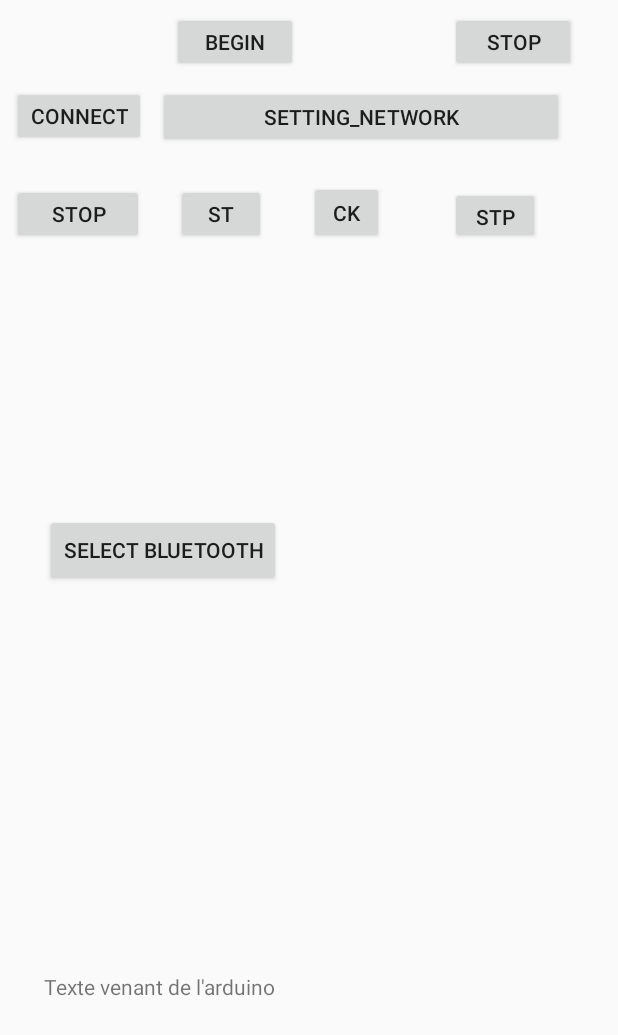
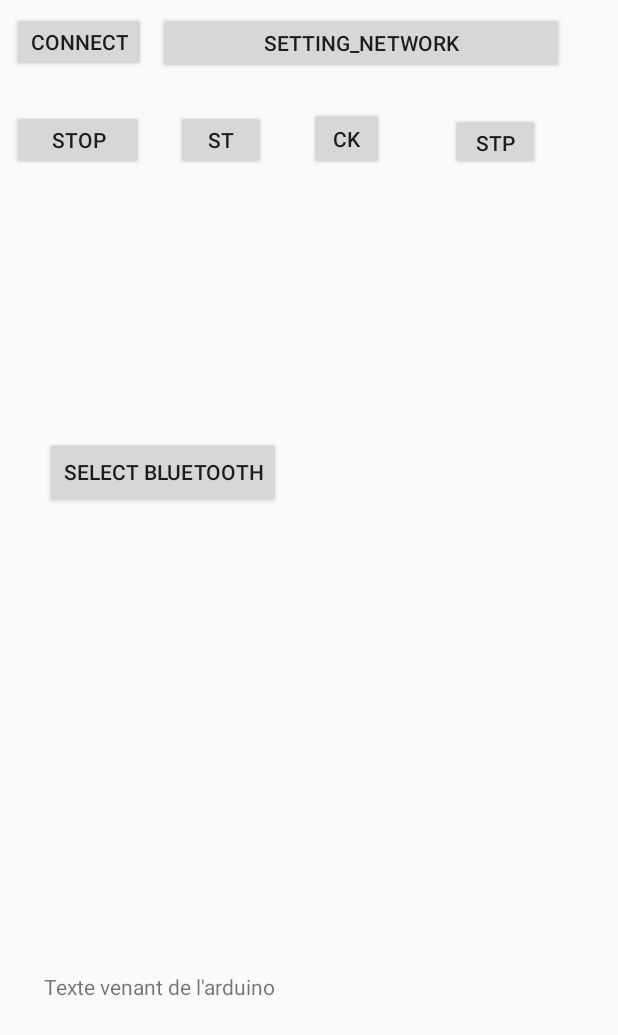
Before and after one commit to TheStickx/ArduinoEverywhere, an Android app: the layout activity_main.xml on its own in the app's theme, with its tools: preview values and no code run, on a phone screen of 412 x 824 dp. Shown: the top 1035 px of the screen. Run offline under Robolectric (Android 15) with nearby library versions, the phone set to English and light mode, and no system bars.

Commit message:
retrait des boutons de l'usb mais pas de tout

```diff
--- a/app/src/main/java/com/example/alexa/arduinoeverywhere/ServiceUSBToIP.java
+++ b/app/src/main/java/com/example/alexa/arduinoeverywhere/ServiceUSBToIP.java
@@ -192,6 +192,18 @@ public class ServiceUSBToIP extends Service implements VideoActivity.ForTheServi
 
     }
 
+    public void SendMessageToUSB( String sMess ) {
+        serialPort.write(sMess.getBytes());
+    }
+
+    public void ClickToStopUSB() {
+        serialPort.close();
+        isSerialPortOpen=false;
+        if (activity != null) {
+            activity.setUiEnabled(false);
+        }
+    }
+
 
     public void BeginTCP( String tmpTCPAdress , int tmpTCPPort ) {
         // ces variables serviront plus tard dans
@@ -227,18 +239,6 @@ public class ServiceUSBToIP extends Service implements VideoActivity.ForTheServi
     public void SendMessageToTCP( String sMess ) {
         if (mTcpClient != null) {
             mTcpClient.sendMessage(sMess);
-        }
-    }
-
-    public void SendMessageToUSB( String sMess ) {
-        serialPort.write(sMess.getBytes());
-    }
-
-    public void ClickToStopUSB() {
-        serialPort.close();
-        isSerialPortOpen=false;
-        if (activity != null) {
-            activity.setUiEnabled(false);
         }
     }
 
--- a/app/src/main/res/layout/activity_main.xml
+++ b/app/src/main/res/layout/activity_main.xml
@@ -6,42 +6,6 @@
     android:layout_width="match_parent"
     android:layout_height="match_parent"
     tools:context="com.example.alexa.arduinoeverywhere.MainActivity">
-
-    <android.support.constraint.ConstraintLayout
-        android:id="@+id/constraintLayout2"
-        android:layout_width="375dp"
-        android:layout_height="49dp"
-        android:layout_marginEnd="8dp"
-        android:layout_marginStart="8dp"
-        android:layout_marginTop="8dp"
-        app:layout_constraintEnd_toEndOf="parent"
-        app:layout_constraintHorizontal_bias="0.428"
-        app:layout_constraintStart_toStartOf="parent"
-        app:layout_constraintTop_toTopOf="parent">
-
-        <Button
-            android:id="@+id/ButtonBegin"
-            android:layout_width="84dp"
-            android:layout_height="40dp"
-            android:layout_marginEnd="8dp"
-            android:layout_marginStart="4dp"
-            android:onClick="onClickBegin"
-            android:text="Begin"
-            app:layout_constraintEnd_toStartOf="@+id/ButtonStop"
-            app:layout_constraintStart_toStartOf="parent"
-            app:layout_constraintTop_toTopOf="parent" />
-
-        <Button
-            android:id="@+id/ButtonStop"
-            android:layout_width="84dp"
-            android:layout_height="40dp"
-            android:layout_marginEnd="8dp"
-            android:onClick="onClickToStop"
-            android:text="Stop"
-            app:layout_constraintEnd_toEndOf="parent"
-            app:layout_constraintTop_toTopOf="parent" />
-
-    </android.support.constraint.ConstraintLayout>
 
     <TextView
         android:id="@+id/TextRecu"
@@ -60,10 +24,11 @@
         android:layout_height="113dp"
         android:layout_marginEnd="8dp"
         android:layout_marginStart="8dp"
+        android:layout_marginTop="8dp"
         app:layout_constraintEnd_toEndOf="parent"
         app:layout_constraintHorizontal_bias="0.0"
         app:layout_constraintStart_toStartOf="parent"
-        app:layout_constraintTop_toBottomOf="@+id/constraintLayout2"
+        app:layout_constraintTop_toTopOf="parent"
         tools:ignore="MissingConstraints">
 
         <Button
@@ -142,7 +107,7 @@
 
     <android.support.constraint.ConstraintLayout
         android:layout_width="368dp"
-        android:layout_height="149dp"
+        android:layout_height="204dp"
         android:layout_marginBottom="8dp"
         android:layout_marginEnd="8dp"
         android:layout_marginStart="8dp"
```
Also changed, not shown: app/src/main/java/com/example/alexa/arduinoeverywhere/MainActivity.java (+6 -1 lines).
